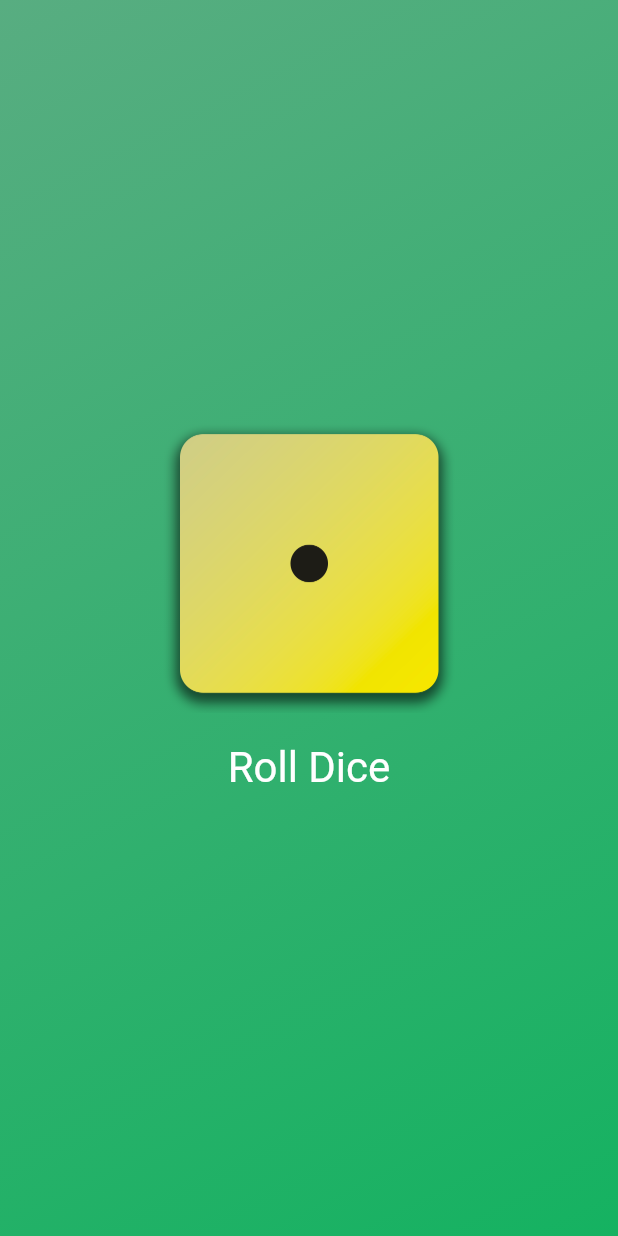
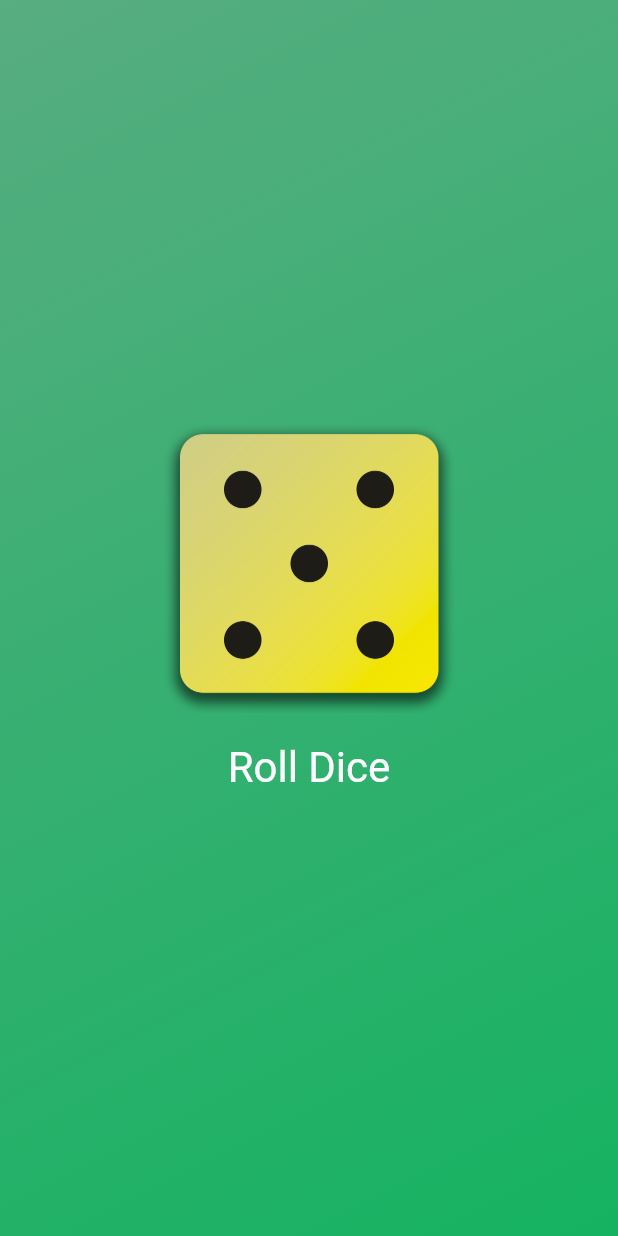
Before and after one commit to atul-kumar-shahi/flutter-projects, a Flutter app: the screen it shows after launch, after a tap on "Roll Dice", on a phone screen of 412 x 824 dp. Run offline on Flutter 3.47's test engine with Material 2 defaults, Android fonts, the phone set to English and light mode, and no system bars.

Commit message:
completed dice roll

```diff
--- /dev/null
+++ b/demo_app/lib/dice_roller.dart
@@ -0,0 +1,43 @@
+import 'package:flutter/material.dart';
+import 'dart:math';
+
+class DiceRoller extends StatefulWidget{
+  const DiceRoller({super.key});
+
+  @override
+  State<DiceRoller> createState(){
+    return _DiceRollerState();
+  }
+
+}
+
+
+class _DiceRollerState extends State<DiceRoller>{
+  var activeDiceImage='assets/images/dice-1.png';
+   int currentDiceRoll=2;
+  void rolldice() {
+    currentDiceRoll=Random().nextInt(6)+1;
+    setState(() {
+      activeDiceImage='assets/images/dice-$currentDiceRoll.png';
+    });
+  }
+
+  @override
+  Widget build(context){
+    return Column(
+      mainAxisAlignment: MainAxisAlignment.center,
+      children: [
+        Image.asset(
+          activeDiceImage,
+          width: 200,
+        ),
+        TextButton(
+            onPressed: rolldice,
+            style: TextButton.styleFrom(
+                foregroundColor: Colors.white,
+                textStyle: const TextStyle(fontSize: 28),padding:const EdgeInsets.symmetric(vertical: 20)),
+            child: const Text('Roll Dice'))
+      ],
+    );
+  }
+}
--- a/demo_app/lib/gradien_colors.dart
+++ b/demo_app/lib/gradien_colors.dart
@@ -1,5 +1,6 @@
 import 'package:flutter/material.dart';
 import 'package:demo_app/custom_text_widget.dart';
+import 'package:demo_app/dice_roller.dart';
 
 const startGradient = Alignment.topLeft;
 const endGradient = Alignment.bottomRight;
@@ -9,7 +10,6 @@
   final Color color1;
   final Color color2;
 
-  void rolldice() {}
 
   @override
   Widget build(context) {
@@ -21,22 +21,8 @@
           end: endGradient,
         ),
       ),
-      child: Center(
-        child: Column(
-          mainAxisAlignment: MainAxisAlignment.center,
-          children: [
-            Image.asset(
-              'assets/images/dice-1.png',
-              width: 200,
-            ),
-            TextButton(
-                onPressed: rolldice,
-                style: TextButton.styleFrom(
-                    foregroundColor: Colors.white,
-                    textStyle: const TextStyle(fontSize: 28),padding:const EdgeInsets.symmetric(vertical: 20)),
-                child: const Text('Roll Dice'))
-          ],
-        ),
+      child: const Center(
+        child:DiceRoller(),
       ),
     );
   }
--- a/demo_app/lib/main.dart
+++ b/demo_app/lib/main.dart
@@ -6,8 +6,8 @@
     const MaterialApp(
       home: Scaffold(
         body: GradientColor(
-          Color.fromARGB(255, 88, 173, 129),
-          Color.fromARGB(255, 21, 178, 97),
+           Color.fromARGB(255, 88, 173, 129),
+           Color.fromARGB(255, 21, 178, 97),
         ),
       ),
     ),
```
Also changed, not shown: quiz_app/assets/images/quiz-logo.png (added).
